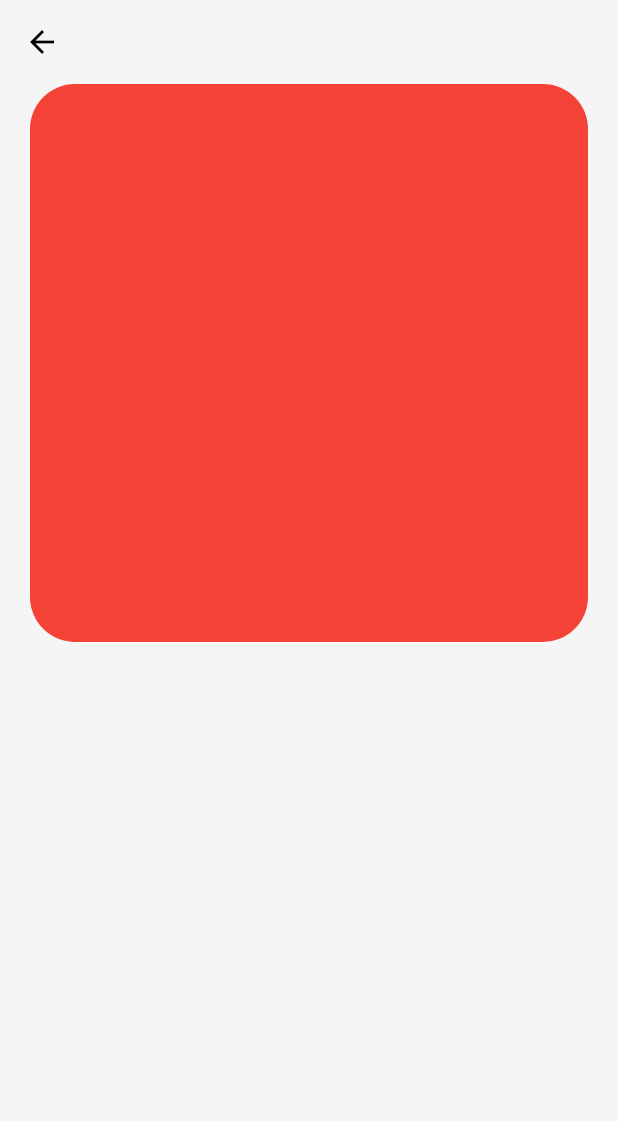
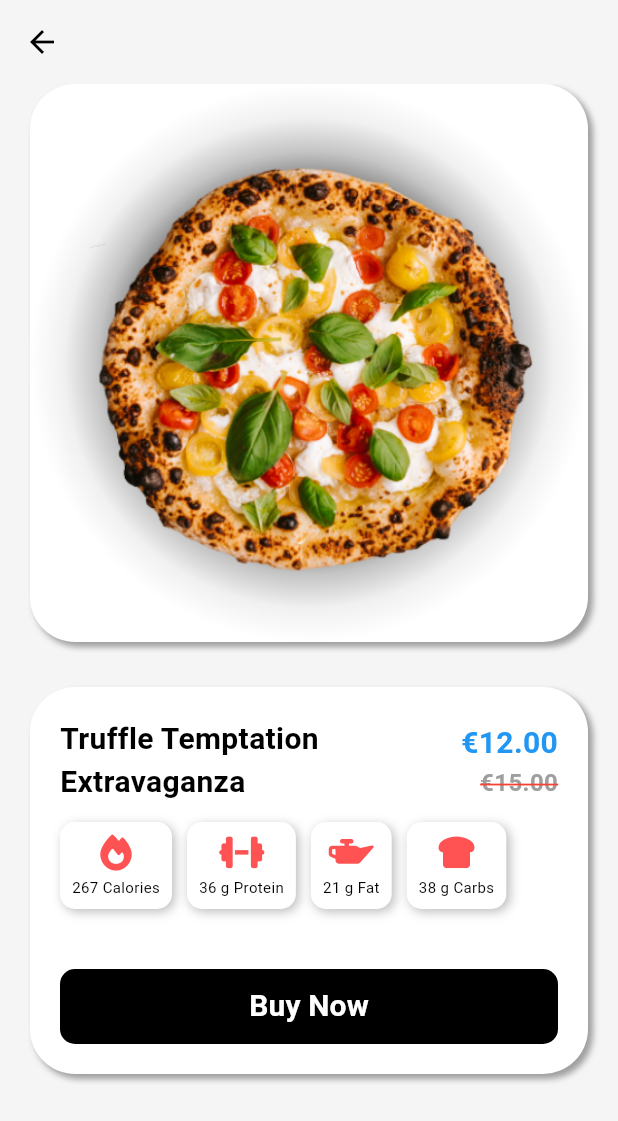
Before and after one commit to HSayer44/pizza, a Flutter app: the screen it shows once a user with an empty profile is signed in, after a tap on "NON-VEG", on a phone screen of 412 x 824 dp. Shown: the top 1121 px of the screen. Run offline on Flutter 3.47's test engine with Material 3 defaults, Android fonts, the phone set to English and light mode, and no system bars; our stand-ins replace bloc, cloud_firestore, equatable, firebase_auth, firebase_core, flutter_bloc and 2 more; accounts and stored records are empty.

Commit message:
details screen

```diff
--- /dev/null
+++ b/lib/components/macro.dart
@@ -0,0 +1,47 @@
+import 'package:flutter/material.dart';
+import 'package:font_awesome_flutter/font_awesome_flutter.dart';
+
+class MacroWidget extends StatelessWidget {
+  final String title;
+  final int value;
+  final IconData icon;
+
+  const MacroWidget({
+    super.key,
+    required this.title,
+    required this.value,
+    required this.icon,
+  });
+
+  @override
+  Widget build(BuildContext context) {
+    return SizedBox(
+      child: Container(
+        decoration: BoxDecoration(
+          color: Colors.white,
+          borderRadius: BorderRadius.circular(10),
+          boxShadow: [
+            BoxShadow(
+              offset: const Offset(2, 2),
+              blurRadius: 5,
+              color: Colors.grey.shade400,
+            ),
+          ],
+        ),
+        child: Padding(
+          padding: const EdgeInsets.all(8.0),
+          child: Column(
+            children: [
+              FaIcon(icon, color: Colors.redAccent),
+              const SizedBox(height: 4),
+              Text(
+                title == 'Calories' ? '$value $title' : '$value g $title',
+                style: const TextStyle(fontSize: 10),
+              )
+            ],
+          ),
+        ),
+      ),
+    );
+  }
+}
--- a/lib/screens/home/views/details_screen.dart
+++ b/lib/screens/home/views/details_screen.dart
@@ -1,4 +1,6 @@
 import 'package:flutter/material.dart';
+import 'package:font_awesome_flutter/font_awesome_flutter.dart';
+import 'package:pizza/components/macro.dart';
 
 class DetailsScreen extends StatelessWidget {
   const DetailsScreen({super.key});
@@ -18,10 +20,131 @@ class DetailsScreen extends StatelessWidget {
               width: MediaQuery.of(context).size.width,
               height: MediaQuery.of(context).size.width - (40),
               decoration: BoxDecoration(
-                color: Colors.red,
+                  color: Colors.white,
+                  boxShadow: const [
+                    BoxShadow(
+                      offset: Offset(3, 3),
+                      blurRadius: 3,
+                      color: Colors.grey,
+                    ),
+                  ],
+                  borderRadius: BorderRadius.circular(30),
+                  image: const DecorationImage(image: AssetImage('assets/1.png'))),
+            ),
+            const SizedBox(height: 30),
+            Container(
+              decoration: BoxDecoration(
+                color: Colors.white,
+                boxShadow: const [
+                  BoxShadow(
+                    offset: Offset(3, 3),
+                    blurRadius: 3,
+                    color: Colors.grey,
+                  ),
+                ],
                 borderRadius: BorderRadius.circular(30),
               ),
-            )
+              child: Padding(
+                padding: const EdgeInsets.all(20.0),
+                child: Column(
+                  children: <Widget>[
+                    Row(
+                      children: [
+                        const Expanded(
+                          flex: 2,
+                          child: Text(
+                            'Truffle Temptation Extravaganza',
+                            style: TextStyle(
+                              fontSize: 20,
+                              fontWeight: FontWeight.bold,
+                            ),
+                          ),
+                        ),
+                        Expanded(
+                          flex: 1,
+                          child: Align(
+                            alignment: Alignment.centerRight,
+                            child: Column(
+                              crossAxisAlignment: CrossAxisAlignment.end,
+                              children: [
+                                Text(
+                                  '€12.00',
+                                  style: TextStyle(
+                                    fontSize: 20,
+                                    fontWeight: FontWeight.bold,
+                                    color: Theme.of(context).colorScheme.primary,
+                                  ),
+                                ),
+                                const Text(
+                                  '€15.00',
+                                  style: TextStyle(
+                                    fontSize: 16,
+                                    fontWeight: FontWeight.bold,
+                                    color: Colors.grey,
+                                    decoration: TextDecoration.lineThrough,
+                                    decorationColor: Colors.red,
+                                    decorationThickness: 1.5,
+                                  ),
+                                ),
+                              ],
+                            ),
+                          ),
+                        )
+                      ],
+                    ),
+                    const SizedBox(height: 12),
+                    const Row(
+                      children: <Widget>[
+                        MacroWidget(
+                          title: 'Calories',
+                          value: 267,
+                          icon: FontAwesomeIcons.fire,
+                        ),
+                        SizedBox(width: 10),
+                        MacroWidget(
+                          title: 'Protein',
+                          value: 36,
+                          icon: FontAwesomeIcons.dumbbell,
+                        ),
+                        SizedBox(width: 10),
+                        MacroWidget(
+                          title: 'Fat',
+                          value: 21,
+                          icon: FontAwesomeIcons.oilCan,
+                        ),
+                        SizedBox(width: 10),
+                        MacroWidget(
+                          title: 'Carbs',
+                          value: 38,
+                          icon: FontAwesomeIcons.breadSlice,
+                        ),
+                      ],
+                    ),
+                    const SizedBox(height: 40),
+                    SizedBox(
+                      width: MediaQuery.of(context).size.width,
+                      height: 50,
+                      child: TextButton(
+                          onPressed: () {},
+                          style: TextButton.styleFrom(
+                              elevation: 3.0,
+                              backgroundColor: Colors.black,
+                              foregroundColor: Colors.white,
+                              shape: RoundedRectangleBorder(borderRadius: BorderRadius.circular(10))),
+                          child: const Text(
+                            'Buy Now',
+                            textAlign: TextAlign.center,
+                            style: TextStyle(
+                              color: Colors.white,
+                              fontSize: 20,
+                              fontWeight: FontWeight.w600,
+                            ),
+                          )),
+                    ),
+                  ],
+                ),
+              ),
+            ),
           ],
         ),
       ),
--- a/lib/screens/home/views/home_screen.dart
+++ b/lib/screens/home/views/home_screen.dart
@@ -122,6 +122,8 @@ class HomeScreen extends StatelessWidget {
                                   color: Colors.grey.shade500,
                                   fontWeight: FontWeight.w700,
                                   decoration: TextDecoration.lineThrough,
+                                  decorationColor: Colors.red,
+                                  decorationThickness: 1.5,
                                 )),
                             const Expanded(child: SizedBox()),
                             IconButton(
--- a/pubspec.yaml
+++ b/pubspec.yaml
@@ -17,6 +17,7 @@ dependencies:
 
   user_repository:
     path: packages/user_repository
+  font_awesome_flutter: ^10.7.0
 
 
 dev_dependencies:
```
Also changed, not shown: pubspec.lock.
